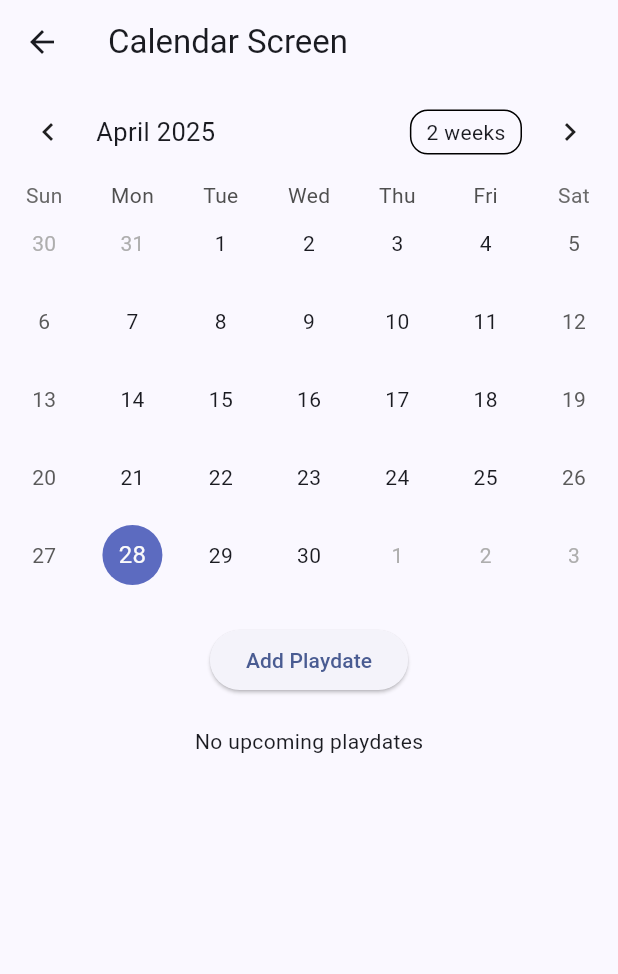
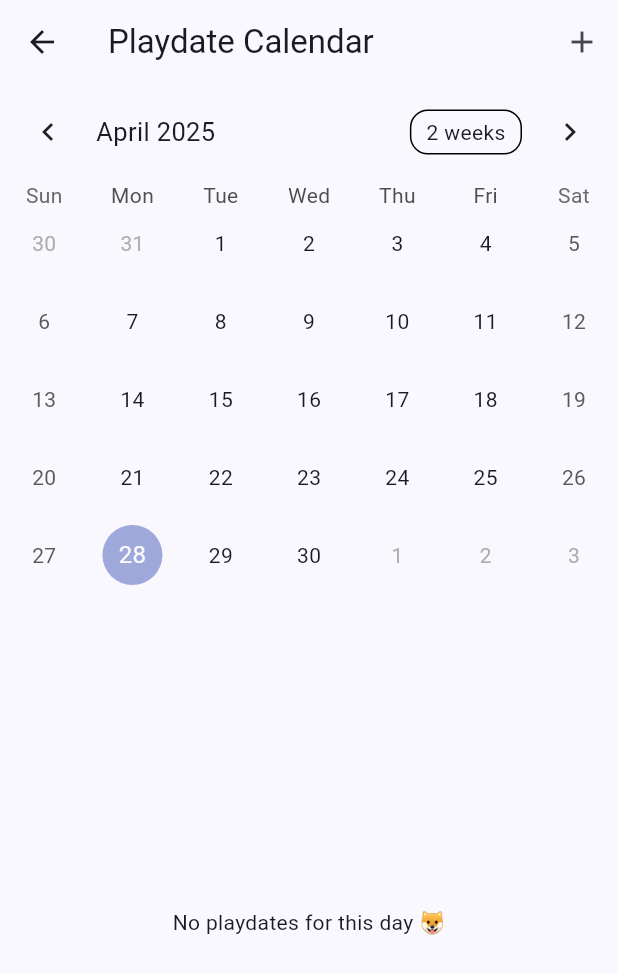
Before and after one commit to dinastyk/playpaws, a Flutter app: the CalendarScreen screen opened directly, on a phone screen of 412 x 824 dp. Shown: the top 974 px of the screen. Run offline on Flutter 3.47's test engine with Material 3 defaults, Android fonts, the phone set to English and light mode, and no system bars; drawn by our look-alikes of table_calendar; our stand-ins replace carousel_slider, cloud_firestore, confetti, faker, firebase_auth, firebase_core and 4 more; accounts and stored records are empty.

Commit message:
updating cal to have time stamps

```diff
--- a/flutterDemo/lib/screens/calendar_screen.dart
+++ b/flutterDemo/lib/screens/calendar_screen.dart
@@ -4,7 +4,7 @@ import 'package:intl/intl.dart';
 import 'package:table_calendar/table_calendar.dart';
 
 class CalendarScreen extends StatefulWidget {
-  const CalendarScreen({super.key});
+  const CalendarScreen({Key? key}) : super(key: key);
 
   @override
   _CalendarScreenState createState() => _CalendarScreenState();
@@ -12,9 +12,9 @@ class CalendarScreen extends StatefulWidget {
 
 class _CalendarScreenState extends State<CalendarScreen> {
   CalendarFormat _calendarFormat = CalendarFormat.month;
-  DateTime _selectedDay = DateTime.now();
-  DateTime _focusedDay = DateTime.now(); // Define _focusedDay
-  List<String> _upcomingPlaydates = [];
+  DateTime _focusedDay = DateTime.now();
+  DateTime? _selectedDay;
+  Map<DateTime, List<String>> _playdates = {}; // Date -> List of Events
 
   @override
   void initState() {
@@ -22,43 +22,49 @@ class _CalendarScreenState extends State<CalendarScreen> {
     _loadPlaydates();
   }
 
-  /// Fetch playdates from Firebase
   Future<void> _loadPlaydates() async {
     QuerySnapshot snapshot =
         await FirebaseFirestore.instance.collection('playdates').get();
 
-    List<String> upcoming = [];
+    Map<DateTime, List<String>> playdateMap = {};
 
     for (var doc in snapshot.docs) {
-      DateTime date = (doc['date'] as Timestamp).toDate();
+      DateTime dateTime = (doc['date'] as Timestamp).toDate();
+      String location = doc['location'] ?? 'Unknown Location';
+
+      DateTime dateOnly = DateTime(dateTime.year, dateTime.month, dateTime.day);
       String eventDetails =
-          "${DateFormat('MMMM dd, yyyy').format(date)} - ${doc['location']}";
+          "${DateFormat('hh:mm a').format(dateTime)} - $location";
 
-      if (date.isAfter(DateTime.now())) {
-        upcoming.add(eventDetails);
+      if (!playdateMap.containsKey(dateOnly)) {
+        playdateMap[dateOnly] = [];
       }
+      playdateMap[dateOnly]!.add(eventDetails);
     }
 
-    upcoming.sort();
-    if (upcoming.length > 5) upcoming = upcoming.sublist(0, 5);
-
     setState(() {
-      _upcomingPlaydates = upcoming;
+      _playdates = playdateMap;
     });
   }
 
-  void _showCreatePlaydateDialog() async {
+  List<String> _getPlaydatesForDay(DateTime day) {
+    return _playdates[DateTime(day.year, day.month, day.day)] ?? [];
+  }
+
+  void _showCreatePlaydateDialog() {
     TextEditingController locationController = TextEditingController();
     DateTime selectedDateTime = DateTime.now();
-    String? selectedDogId; // Nullable because it starts as unselected
 
-    // Show dialog to create playdate
     showDialog(
       context: context,
       builder: (BuildContext context) {
+        return StatefulBuilder(
+          builder: (context, setModalState) {
             return AlertDialog(
               title: Text('Create Playdate'),
-          content: Column(
+              content: SingleChildScrollView(
+                child: Column(
+                  mainAxisSize: MainAxisSize.min,
                   children: [
                     TextField(
                       controller: locationController,
@@ -66,36 +72,55 @@ class _CalendarScreenState extends State<CalendarScreen> {
                     ),
                     SizedBox(height: 10),
                     ElevatedButton(
-                onPressed: () {
-                  // Here, set the playdate date, in this example using the selected date
-                  setState(() {
-                    selectedDateTime = DateTime.now();
+                      onPressed: () async {
+                        DateTime? pickedDate = await showDatePicker(
+                          context: context,
+                          initialDate: selectedDateTime,
+                          firstDate: DateTime.now(),
+                          lastDate: DateTime(2100),
+                        );
+                        if (pickedDate != null) {
+                          TimeOfDay? pickedTime = await showTimePicker(
+                            context: context,
+                            initialTime: TimeOfDay.now(),
+                          );
+                          if (pickedTime != null) {
+                            setModalState(() {
+                              selectedDateTime = DateTime(
+                                pickedDate.year,
+                                pickedDate.month,
+                                pickedDate.day,
+                                pickedTime.hour,
+                                pickedTime.minute,
+                              );
                             });
+                          }
+                        }
                       },
-                child: Text('Select Date'),
+                      child: Text('Select Date & Time'),
                     ),
                     SizedBox(height: 10),
-              Text("Selected Date: ${DateFormat('MMMM dd, yyyy').format(selectedDateTime)}"),
+                    Text(
+                      "Selected: ${DateFormat('MMMM dd, yyyy – hh:mm a').format(selectedDateTime)}",
+                      style: TextStyle(fontSize: 14),
+                    ),
                   ],
+                ),
               ),
               actions: [
                 TextButton(
-              onPressed: () {
-                Navigator.pop(context);
-              },
+                  onPressed: () => Navigator.pop(context),
                   child: Text('Cancel'),
                 ),
-            TextButton(
+                ElevatedButton(
                   onPressed: () async {
-                String location = locationController.text;
+                    String location = locationController.text.trim();
                     if (location.isNotEmpty) {
-                  // Save the playdate to Firestore
                       await FirebaseFirestore.instance.collection('playdates').add({
                         'date': Timestamp.fromDate(selectedDateTime),
                         'location': location,
                       });
-                  // Refresh the playdates list
-                  _loadPlaydates();
+                      await _loadPlaydates();
                       Navigator.pop(context);
                     }
                   },
@@ -105,19 +130,28 @@ class _CalendarScreenState extends State<CalendarScreen> {
             );
           },
         );
+      },
+    );
   }
 
   @override
   Widget build(BuildContext context) {
+    DateTime today = DateTime.now();
     return Scaffold(
       appBar: AppBar(
-        title: Text('Calendar Screen'),
+        title: Text('Playdate Calendar'),
+        actions: [
+          IconButton(
+            icon: Icon(Icons.add),
+            onPressed: _showCreatePlaydateDialog,
+          ),
+        ],
       ),
       body: Column(
         children: [
           TableCalendar(
             firstDay: DateTime.utc(2020, 1, 1),
-            lastDay: DateTime.utc(2030, 12, 31),
+            lastDay: DateTime.utc(2100, 12, 31),
             focusedDay: _focusedDay,
             selectedDayPredicate: (day) {
               return isSameDay(_selectedDay, day);
@@ -128,29 +162,44 @@ class _CalendarScreenState extends State<CalendarScreen> {
                 _focusedDay = focusedDay;
               });
             },
+            calendarFormat: _calendarFormat,
+            onFormatChanged: (format) {
+              setState(() {
+                _calendarFormat = format;
+              });
+            },
+            eventLoader: (day) => _getPlaydatesForDay(day),
           ),
-          SizedBox(height: 20),
-          ElevatedButton(
-            onPressed: _showCreatePlaydateDialog,
-            child: Text('Add Playdate'),
-          ),
-          SizedBox(height: 20),
-          _upcomingPlaydates.isNotEmpty
-              ? Expanded(
-                  child: ListView.builder(
-                    itemCount: _upcomingPlaydates.length,
-                    itemBuilder: (context, index) {
-                      return ListTile(
-                        title: Text(_upcomingPlaydates[index]),
-                      );
-                    },
-                  ),
-                )
-              : Center(
-                  child: Text('No upcoming playdates'),
+          const SizedBox(height: 10),
+          Expanded(
+            child: _buildEventList(),
           ),
         ],
       ),
     );
   }
+
+  Widget _buildEventList() {
+    DateTime day = _selectedDay ?? DateTime.now();
+    List<String> events = _getPlaydatesForDay(day);
+
+    if (events.isEmpty) {
+      return Center(
+        child: Text('No playdates for this day 🐶'),
+      );
     }
+
+    return ListView.builder(
+      itemCount: events.length,
+      itemBuilder: (context, index) {
+        return Card(
+          margin: EdgeInsets.symmetric(horizontal: 15, vertical: 5),
+          child: ListTile(
+            leading: Icon(Icons.pets, color: Colors.deepPurple),
+            title: Text(events[index]),
+          ),
+        );
+      },
+    );
+  }
+}
```
Lines whose indentation alone changed are shown as unchanged.
